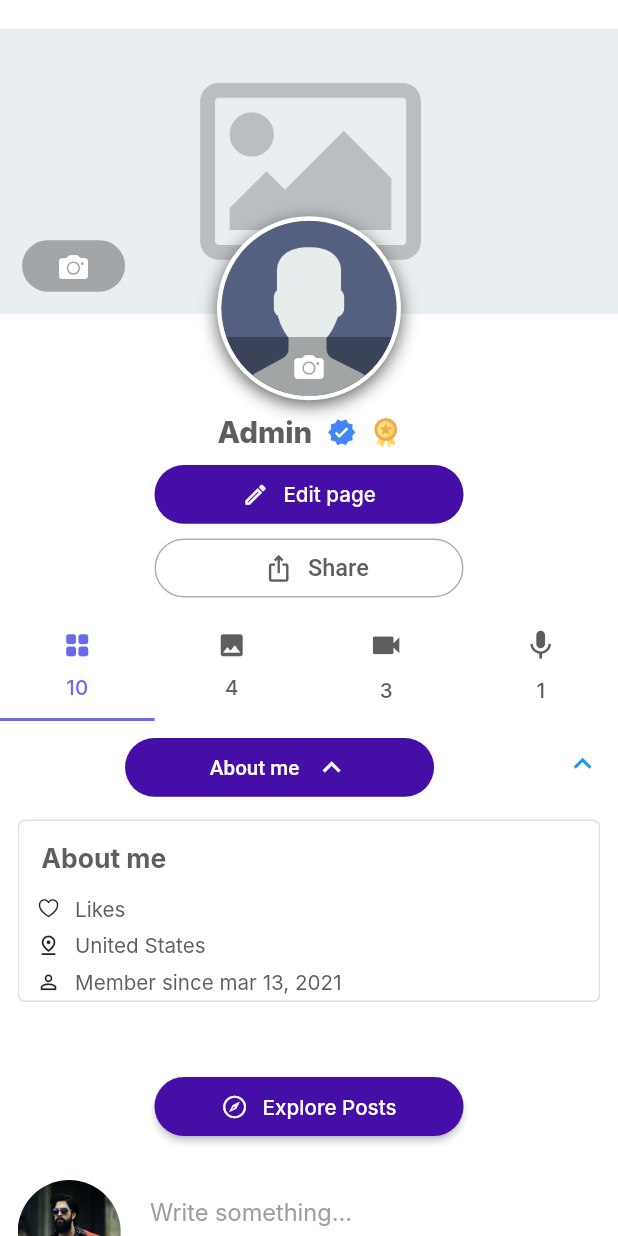
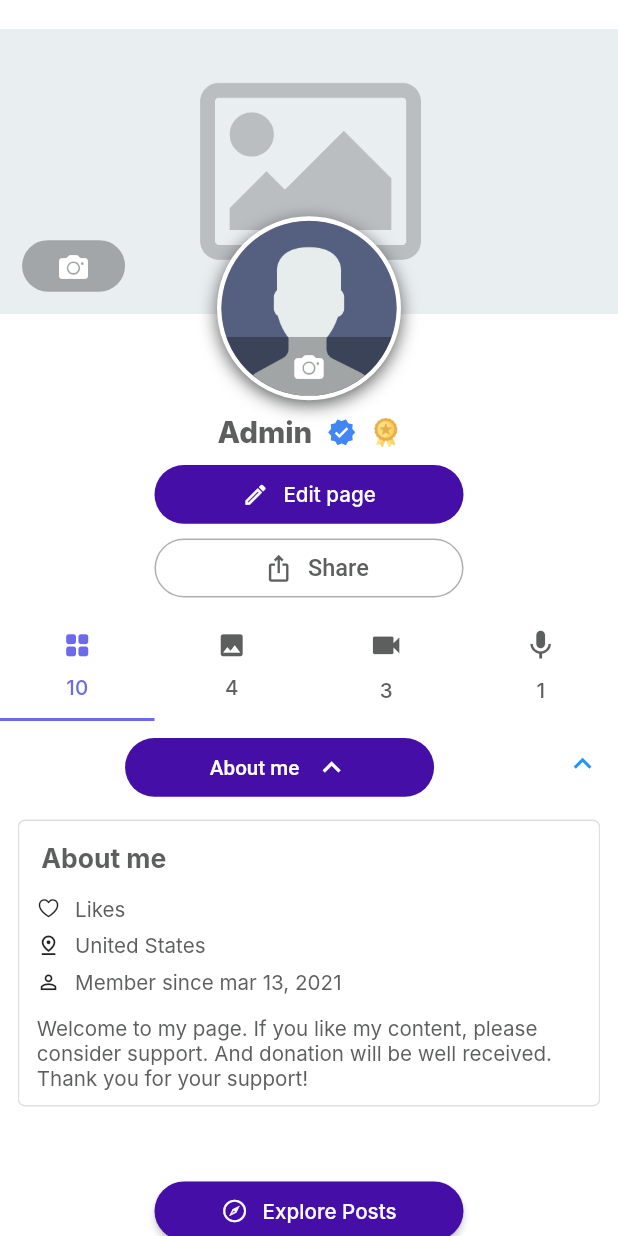
Before and after one commit to nikhilpanseriya1/Fans, a Flutter app: the screen it shows after launch, after a tap on "About me", on a phone screen of 412 x 824 dp. Run offline on Flutter 3.47's test engine with Material 2 defaults, Android fonts, the phone set to English and light mode, and no system bars; our stand-ins replace country_code_picker, fluttertoast, get, get_storage, image_picker, lottie and 5 more; Roboto replaces fonts that are missing (DMSerifDisplay, Inter).

Commit message:
my commit

```diff
--- a/lib/Home/notification/View/edit_page_screen.dart
+++ b/lib/Home/notification/View/edit_page_screen.dart
@@ -40,13 +40,13 @@ class _EditPageScreenState extends State<EditPageScreen> {
                   children: [
                     const Icon(
                       Icons.mode_edit_outline_outlined,
-                      size: 40,
+                      size: 30,
                       color: colorGrey,
                     ),
                     10.widthBox,
                     Text(
                       'Edit my page',
-                      style: FontStyleUtility.greyInter18W500.copyWith(fontSize: 30, fontWeight: FontWeight.w700),
+                      style: FontStyleUtility.greyInter18W500.copyWith(fontSize: 25, fontWeight: FontWeight.w700),
                     ),
                   ],
                 ),
--- a/lib/Home/notification/View/may_page_screen.dart
+++ b/lib/Home/notification/View/may_page_screen.dart
@@ -20,7 +20,8 @@ class MyPageScreen extends StatefulWidget {
   State<MyPageScreen> createState() => _MyPageScreenState();
 }
 
-class _MyPageScreenState extends State<MyPageScreen> with TickerProviderStateMixin {
+class _MyPageScreenState extends State<MyPageScreen>
+    with TickerProviderStateMixin {
   RxString bgImage = ''.obs;
   RxString profileImage = ''.obs;
   TabController? tabController;
@@ -60,7 +61,9 @@ class _MyPageScreenState extends State<MyPageScreen> with TickerProviderStateMix
                         height: getScreenHeight(context) * 0.23,
                         width: getScreenWidth(context),
                         fit: BoxFit.cover,
-                        image: bgImage.value.isNotEmpty ? FileImage(File(bgImage.value)) as ImageProvider : bgPlaceholder,
+                        image: bgImage.value.isNotEmpty
+                            ? FileImage(File(bgImage.value)) as ImageProvider
+                            : bgPlaceholder,
                       ),
                       Positioned(
                         left: 15,
@@ -73,8 +76,9 @@ class _MyPageScreenState extends State<MyPageScreen> with TickerProviderStateMix
                           child: Container(
                             height: 35,
                             width: 70,
-                            decoration:
-                                BoxDecoration(color: colorBlack.withOpacity(0.3), borderRadius: BorderRadius.circular(25)),
+                            decoration: BoxDecoration(
+                                color: colorBlack.withOpacity(0.3),
+                                borderRadius: BorderRadius.circular(25)),
                             child: const Icon(
                               CupertinoIcons.camera_fill,
                               color: colorWhite,
@@ -90,7 +94,12 @@ class _MyPageScreenState extends State<MyPageScreen> with TickerProviderStateMix
                             width: 125,
                             decoration: BoxDecoration(
                                 borderRadius: BorderRadius.circular(100),
-                                boxShadow: const [BoxShadow(color: colorGrey, offset: Offset(0.0, 3.0), blurRadius: 10)]),
+                                boxShadow: const [
+                                  BoxShadow(
+                                      color: colorGrey,
+                                      offset: Offset(0.0, 3.0),
+                                      blurRadius: 10)
+                                ]),
                             child: Stack(
                               children: [
                                 /*kNotificationController.getUserProfileModel.value.data != null && selectedImage.value.isEmpty
@@ -114,7 +123,8 @@ class _MyPageScreenState extends State<MyPageScreen> with TickerProviderStateMix
                                     :*/
                                 Container(
                                   decoration: BoxDecoration(
-                                      border: Border.all(color: colorWhite, width: 3),
+                                      border: Border.all(
+                                          color: colorWhite, width: 3),
                                       borderRadius: BorderRadius.circular(100)),
                                   child: ClipRRect(
                                     borderRadius: BorderRadius.circular(100),
@@ -125,7 +135,9 @@ class _MyPageScreenState extends State<MyPageScreen> with TickerProviderStateMix
                                           width: 125,
                                           fit: BoxFit.cover,
                                           image: profileImage.value.isNotEmpty
-                                              ? FileImage(File(profileImage.value)) as ImageProvider
+                                              ? FileImage(
+                                                      File(profileImage.value))
+                                                  as ImageProvider
                                               : profilePlaceholder,
                                         ),
                                         Align(
@@ -134,13 +146,19 @@ class _MyPageScreenState extends State<MyPageScreen> with TickerProviderStateMix
                                             highlightColor: colorWhite,
                                             splashColor: colorWhite,
                                             onTap: () async {
-                                              picImageFromGallery(isProfile: true);
+                                              picImageFromGallery(
+                                                  isProfile: true);
                                             },
                                             child: Container(
                                               width: 125,
                                               height: 40,
-                                              decoration: BoxDecoration(color: colorBlack.withOpacity(0.3)),
-                                              child: const Icon(CupertinoIcons.camera_fill, size: 20, color: colorWhite),
+                                              decoration: BoxDecoration(
+                                                  color: colorBlack
+                                                      .withOpacity(0.3)),
+                                              child: const Icon(
+                                                  CupertinoIcons.camera_fill,
+                                                  size: 20,
+                                                  color: colorWhite),
                                             ),
                                           ),
                                         ),
@@ -160,7 +178,9 @@ class _MyPageScreenState extends State<MyPageScreen> with TickerProviderStateMix
               Row(
                 mainAxisAlignment: MainAxisAlignment.center,
                 children: [
-                  Text('Admin', style: FontStyleUtility.greyInter22W800.copyWith(fontSize: 20)),
+                  Text('Admin',
+                      style: FontStyleUtility.greyInter22W800
+                          .copyWith(fontSize: 20)),
                   10.widthBox,
                   const Icon(
                     Icons.verified_sharp,
@@ -187,7 +207,9 @@ class _MyPageScreenState extends State<MyPageScreen> with TickerProviderStateMix
                       size: 18,
                     ),
                     10.widthBox,
-                    Text('Edit page', style: FontStyleUtility.blackInter14W500.copyWith(color: colorWhite))
+                    Text('Edit page',
+                        style: FontStyleUtility.blackInter14W500
+                            .copyWith(color: colorWhite))
                   ],
                 ),
                 tapOnButton: () {
@@ -206,7 +228,9 @@ class _MyPageScreenState extends State<MyPageScreen> with TickerProviderStateMix
                       size: 20,
                     ),
                     10.widthBox,
-                    Text('Share', style: FontStyleUtility.blackInter16W500.copyWith(color: colorGrey))
+                    Text('Share',
+                        style: FontStyleUtility.blackInter16W500
+                            .copyWith(color: colorGrey))
                   ],
                 ),
                 onTap: () {
@@ -245,7 +269,8 @@ class _MyPageScreenState extends State<MyPageScreen> with TickerProviderStateMix
                   stream: isExpansionTileOpen.stream,
                   builder: (context, snapshot) {
                     return Theme(
-                      data: ThemeData().copyWith(dividerColor: Colors.transparent),
+                      data: ThemeData()
+                          .copyWith(dividerColor: Colors.transparent),
                       child: Padding(
                         padding: const EdgeInsets.symmetric(horizontal: 12),
                         child: ExpansionTile(
@@ -266,13 +291,17 @@ class _MyPageScreenState extends State<MyPageScreen> with TickerProviderStateMix
                                 margin: const EdgeInsets.only(top: 5),
                                 width: getScreenWidth(context) * 0.5,
                                 height: 40,
-                                decoration: BoxDecoration(color: deepPurpleColor, borderRadius: BorderRadius.circular(50)),
+                                decoration: BoxDecoration(
+                                    color: deepPurpleColor,
+                                    borderRadius: BorderRadius.circular(50)),
                                 child: Row(
                                   mainAxisAlignment: MainAxisAlignment.center,
                                   children: [
                                     Text(
                                       'About me',
-                                      style: FontStyleUtility.blackDMSerifDisplay14W500.copyWith(color: colorWhite),
+                                      style: FontStyleUtility
+                                          .blackDMSerifDisplay14W500
+                                          .copyWith(color: colorWhite),
                                     ),
                                     10.widthBox,
                                     Icon(
@@ -289,24 +318,42 @@ class _MyPageScreenState extends State<MyPageScreen> with TickerProviderStateMix
                               margin: const EdgeInsets.only(top: 10),
                               decoration: BoxDecoration(
                                 borderRadius: BorderRadius.circular(5),
-                                border: Border.all(color: colorGrey.withOpacity(0.2), width: 1),
+                                border: Border.all(
+                                    color: colorGrey.withOpacity(0.2),
+                                    width: 1),
                               ),
                               child: Padding(
-                                padding: const EdgeInsets.symmetric(horizontal: 12),
+                                padding:
+                                    const EdgeInsets.symmetric(horizontal: 12),
                                 child: Column(
                                   crossAxisAlignment: CrossAxisAlignment.start,
                                   children: [
                                     Padding(
-                                      padding: const EdgeInsets.only(left: 3, top: 15),
+                                      padding: const EdgeInsets.only(
+                                          left: 3, top: 15),
                                       child: Text(
                                         'About me',
-                                        style: FontStyleUtility.greyInter18W500.copyWith(fontWeight: FontWeight.w700),
+                                        style: FontStyleUtility.greyInter18W500
+                                            .copyWith(
+                                                fontWeight: FontWeight.w700),
                                       ),
                                     ),
                                     10.heightBox,
-                                    commonAboutMeRow(icon: CupertinoIcons.heart, title: 'Likes'),
-                                    commonAboutMeRow(icon: Icons.pin_drop_outlined, title: 'United States'),
-                                    commonAboutMeRow(icon: Icons.person_outline, title: 'Member since mar 13, 2021'),
+                                    commonAboutMeRow(
+                                        icon: CupertinoIcons.heart,
+                                        title: 'Likes'),
+                                    commonAboutMeRow(
+                                        icon: Icons.pin_drop_outlined,
+                                        title: 'United States'),
+                                    commonAboutMeRow(
+                                        icon: Icons.person_outline,
+                                        title: 'Member since mar 13, 2021'),
+                                    10.heightBox,
+                                    Text(
+                                      'Welcome to my page. If you like my content, please consider support. And donation will be well received. Thank you for your support!',
+                                      style: FontStyleUtility.greyInter14W400,
+                                    ),
+                                    10.heightBox,
                                   ],
                                 ),
                               ),
@@ -342,7 +389,8 @@ class _MyPageScreenState extends State<MyPageScreen> with TickerProviderStateMix
     if (await Permission.storage.isGranted) {
       // Pick an image
       try {
-        final image = await ImagePicker().pickImage(source: ImageSource.gallery);
+        final image =
+            await ImagePicker().pickImage(source: ImageSource.gallery);
         if (image != null) {
           final imageTemporary = File(image.path);
           if (isProfile) {
--- a/lib/Home/notification/notification_screen.dart
+++ b/lib/Home/notification/notification_screen.dart
@@ -38,14 +38,14 @@ class _NotificationScreenState extends State<NotificationScreen> {
                   children: [
                     const Icon(
                       Icons.notifications_none,
-                      size: 50,
+                      size: 30,
                       color: colorGrey,
                     ),
                     10.widthBox,
                     Text(
                       'Notifications',
                       style: FontStyleUtility.greyInter18W500
-                          .copyWith(fontSize: 30, fontWeight: FontWeight.w700),
+                          .copyWith(fontSize: 25, fontWeight: FontWeight.w700),
                     ),
                     10.widthBox,
                     IconButton(
```
Also changed, not shown: lib/Home/notification/View/dashboard_screen.dart (added, +89 -0 lines).
